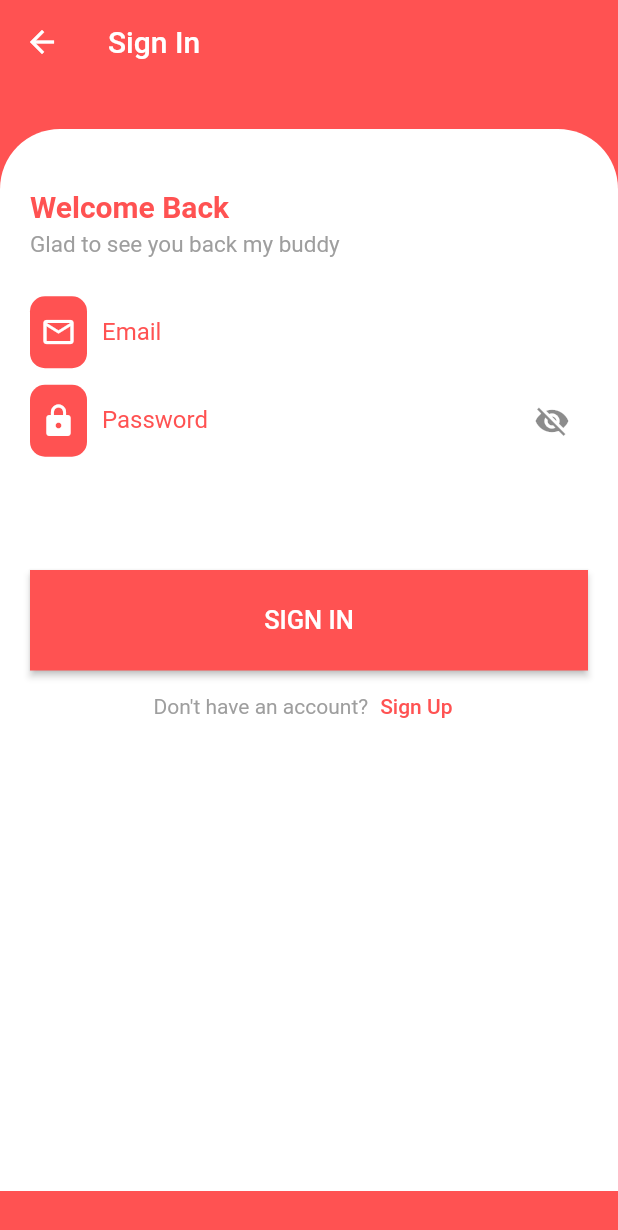
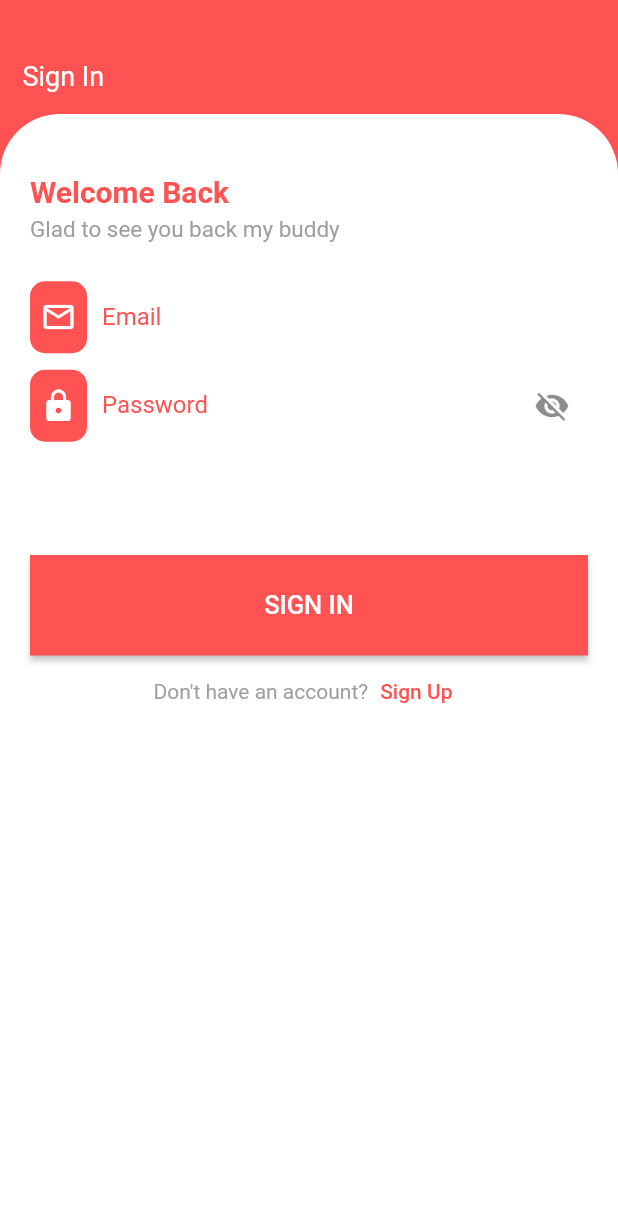
Before and after one commit to FaisalIslam26/ecommerce, a Flutter app: the SignUpScreen screen opened by its route, after a tap on "Sign In", on a phone screen of 412 x 824 dp. Shown: the top 1230 px of the screen. Run offline on Flutter 3.47's test engine with Material 2 defaults, Android fonts, the phone set to English and light mode, and no system bars.

Commit message:
this is my second commit

```diff
--- a/lib/signin.dart
+++ b/lib/signin.dart
@@ -14,21 +14,30 @@ class _SignInScreenState extends State<SignInScreen> {
   @override
   Widget build(BuildContext context) {
     return Scaffold(
-      appBar: AppBar(
-        elevation: 0,
-        backgroundColor: Colors.redAccent,
-        title: Text("Sign In"),
-      ),
-      body: Container(
-        decoration: BoxDecoration(
-          color: Colors.redAccent,
-        ),
-        child: Padding(
-          padding: const EdgeInsets.symmetric(vertical: 30),
-          child: Expanded(
-            child: Container(
+      backgroundColor: Colors.redAccent,
+      body: SingleChildScrollView(
+        child: Column(
+          crossAxisAlignment: CrossAxisAlignment.start,
+          children: [
+            SizedBox(
+              height: 40,
+            ),
+            Padding(
+              padding: const EdgeInsets.symmetric(horizontal: 15),
+              child: Text(
+                "Sign In",
+                style: TextStyle(
+                  fontSize: 18,
+                  color: Colors.white,
+                ),
+              ),
+            ),
+            SizedBox(
+              height: 15,
+            ),
+            Container(
               width: double.infinity,
-              height: double.infinity,
+              height: 800,
               decoration: BoxDecoration(
                 color: Colors.white,
                 borderRadius: BorderRadius.vertical(
@@ -173,7 +182,7 @@ class _SignInScreenState extends State<SignInScreen> {
                 ),
               ),
             ),
-          ),
+          ],
         ),
       ),
     );
--- a/lib/signup.dart
+++ b/lib/signup.dart
@@ -15,21 +15,30 @@ class _SignUpScreenState extends State<SignUpScreen> {
   @override
   Widget build(BuildContext context) {
     return Scaffold(
-      appBar: AppBar(
-        elevation: 0,
-        backgroundColor: Colors.redAccent,
-        title: Text("Sign Up"),
-      ),
-      body: Container(
-        decoration: BoxDecoration(
-          color: Colors.redAccent,
-        ),
-        child: Padding(
-          padding: const EdgeInsets.symmetric(vertical: 30),
-          child: Expanded(
-            child: Container(
+      backgroundColor: Colors.redAccent,
+      body: SingleChildScrollView(
+        child: Column(
+          crossAxisAlignment: CrossAxisAlignment.start,
+          children: [
+            SizedBox(
+              height: 40,
+            ),
+            Padding(
+              padding: const EdgeInsets.symmetric(horizontal: 15),
+              child: Text(
+                "Sign Up",
+                style: TextStyle(
+                  fontSize: 18,
+                  color: Colors.white,
+                ),
+              ),
+            ),
+            SizedBox(
+              height: 15,
+            ),
+            Container(
               width: double.infinity,
-              height: double.infinity,
+              height: 800,
               decoration: BoxDecoration(
                 color: Colors.white,
                 borderRadius: BorderRadius.vertical(
@@ -176,7 +185,7 @@ class _SignUpScreenState extends State<SignUpScreen> {
                 ),
               ),
             ),
-          ),
+          ],
         ),
       ),
     );
--- a/lib/user_data.dart
+++ b/lib/user_data.dart
@@ -111,7 +111,7 @@ class UserdataScreen extends StatelessWidget {
                     ),
                   ),
                   Padding(
-                    padding: const EdgeInsets.symmetric(vertical: 100),
+                    padding: const EdgeInsets.symmetric(vertical: 80),
                     child: ElevatedButton(
                       onPressed: () {},
                       child: Text(
```
